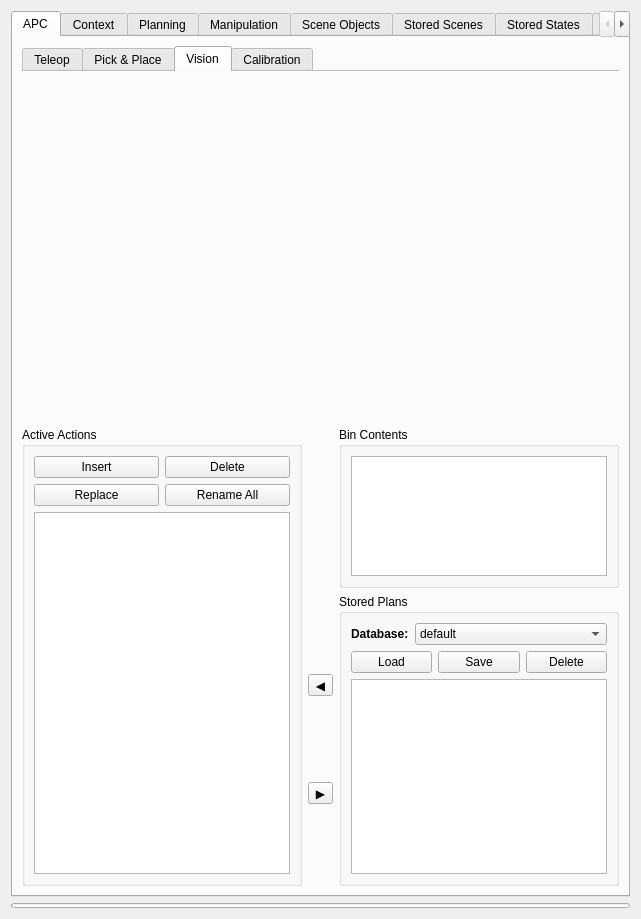
The window that visualization/motion_planning_rviz_plugin/src/ui/motion_planning_rviz_plugin_frame.ui (ehuang3/moveit_ros) describes before a commit, drawn with Qt 5.
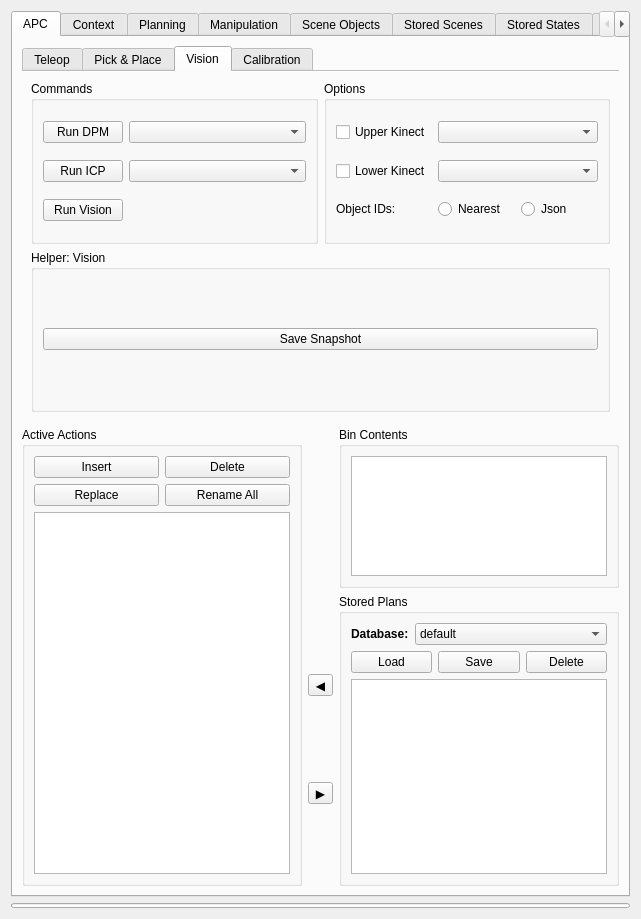
The same window after the commit. The open tabs and pages were chosen to show the change.

Commit message: Add function prototypes for vision panel

Patch:
```diff
--- a/visualization/motion_planning_rviz_plugin/src/ui/motion_planning_rviz_plugin_frame.ui
+++ b/visualization/motion_planning_rviz_plugin/src/ui/motion_planning_rviz_plugin_frame.ui
@@ -1465,6 +1465,128 @@
               <attribute name="title">
                <string>Vision</string>
               </attribute>
+              <layout class="QGridLayout" name="gridLayout_27">
+               <item row="0" column="0">
+                <widget class="QGroupBox" name="groupBox_23">
+                 <property name="title">
+                  <string>Commands</string>
+                 </property>
+                 <layout class="QGridLayout" name="gridLayout_28">
+                  <item row="0" column="1">
+                   <widget class="QComboBox" name="dpm_combobox"/>
+                  </item>
+                  <item row="1" column="1">
+                   <widget class="QComboBox" name="icp_combobox"/>
+                  </item>
+                  <item row="1" column="0">
+                   <widget class="QPushButton" name="run_icp_button">
+                    <property name="text">
+                     <string>Run ICP</string>
+                    </property>
+                   </widget>
+                  </item>
+                  <item row="0" column="0">
+                   <widget class="QPushButton" name="run_dpm_button">
+                    <property name="text">
+                     <string>Run DPM</string>
+                    </property>
+                   </widget>
+                  </item>
+                  <item row="2" column="0">
+                   <widget class="QPushButton" name="run_vision_button">
+                    <property name="sizePolicy">
+                     <sizepolicy hsizetype="Fixed" vsizetype="Fixed">
+                      <horstretch>0</horstretch>
+                      <verstretch>0</verstretch>
+                     </sizepolicy>
+                    </property>
+                    <property name="text">
+                     <string>Run Vision</string>
+                    </property>
+                   </widget>
+                  </item>
+                 </layout>
+                </widget>
+               </item>
+               <item row="0" column="1">
+                <widget class="QGroupBox" name="groupBox_25">
+                 <property name="title">
+                  <string>Options</string>
+                 </property>
+                 <layout class="QGridLayout" name="gridLayout_32">
+                  <item row="0" column="1" colspan="2">
+                   <widget class="QComboBox" name="comboBox"/>
+                  </item>
+                  <item row="2" column="1">
+                   <widget class="QRadioButton" name="radioButton_2">
+                    <property name="sizePolicy">
+                     <sizepolicy hsizetype="Preferred" vsizetype="Fixed">
+                      <horstretch>0</horstretch>
+                      <verstretch>0</verstretch>
+                     </sizepolicy>
+                    </property>
+                    <property name="text">
+                     <string>Nearest</string>
+                    </property>
+                   </widget>
+                  </item>
+                  <item row="1" column="0">
+                   <widget class="QCheckBox" name="checkBox_3">
+                    <property name="text">
+                     <string>Lower Kinect</string>
+                    </property>
+                   </widget>
+                  </item>
+                  <item row="1" column="1" colspan="2">
+                   <widget class="QComboBox" name="comboBox_2"/>
+                  </item>
+                  <item row="0" column="0">
+                   <widget class="QCheckBox" name="checkBox_4">
+                    <property name="text">
+                     <string>Upper Kinect</string>
+                    </property>
+                   </widget>
+                  </item>
+                  <item row="2" column="0">
+                   <widget class="QLabel" name="label_24">
+                    <property name="text">
+                     <string>Object IDs:</string>
+                    </property>
+                   </widget>
+                  </item>
+                  <item row="2" column="2">
+                   <widget class="QRadioButton" name="radioButton">
+                    <property name="sizePolicy">
+                     <sizepolicy hsizetype="Preferred" vsizetype="Fixed">
+                      <horstretch>0</horstretch>
+                      <verstretch>0</verstretch>
+                     </sizepolicy>
+                    </property>
+                    <property name="text">
+                     <string>Json</string>
+                    </property>
+                   </widget>
+                  </item>
+                 </layout>
+                </widget>
+               </item>
+               <item row="1" column="0" colspan="2">
+                <widget class="QGroupBox" name="groupBox_24">
+                 <property name="title">
+                  <string>Helper: Vision</string>
+                 </property>
+                 <layout class="QGridLayout" name="gridLayout_29">
+                  <item row="1" column="0">
+                   <widget class="QPushButton" name="pushButton_12">
+                    <property name="text">
+                     <string>Save Snapshot</string>
+                    </property>
+                   </widget>
+                  </item>
+                 </layout>
+                </widget>
+               </item>
+              </layout>
              </widget>
              <widget class="QWidget" name="tabWidget_2Page3">
               <attribute name="title">
```
Left out of the diff: 2 changed lines with no effect on the pictures. The commit also changes 3 other files.
